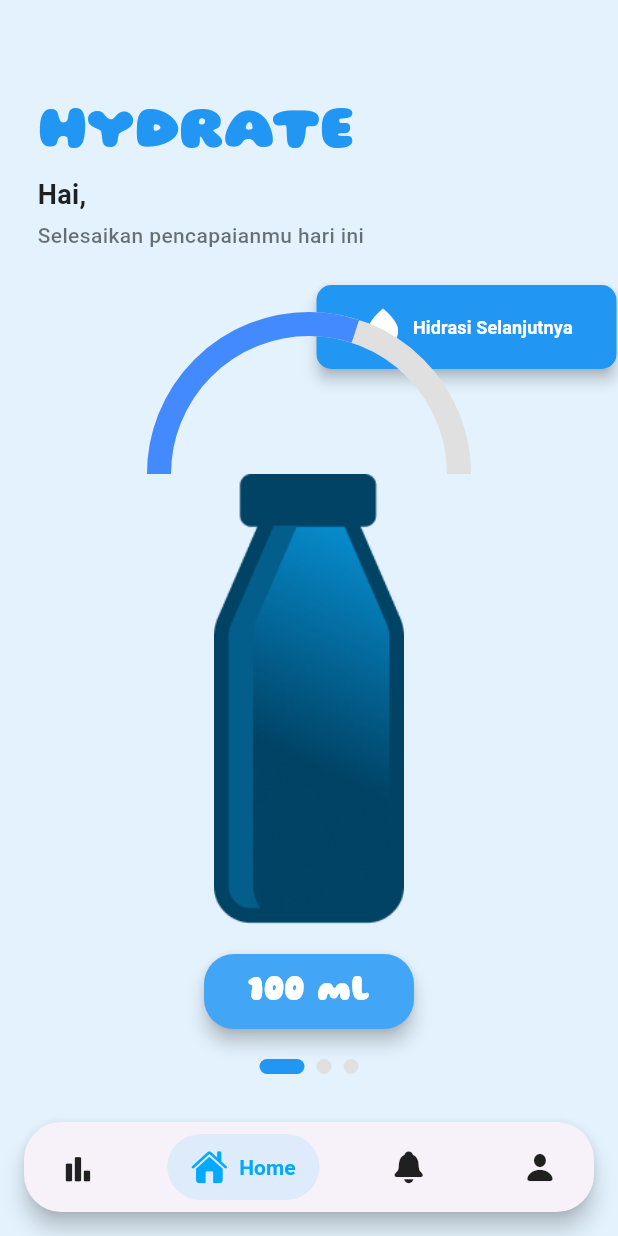
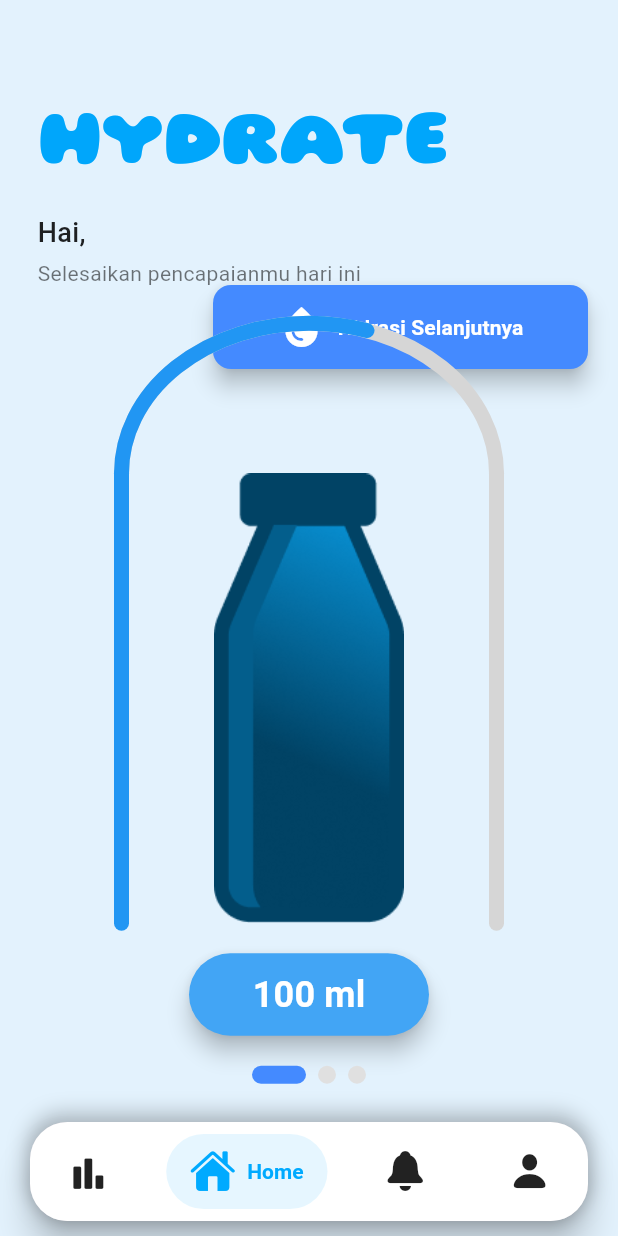
Before and after one commit to rizaldinata/hydrate, a Flutter app: the HomeScreen screen opened directly with empty values, item 2 of the bottom bar chosen, after a tap on "Hidrasi Selanjutnya", on a phone screen of 412 x 824 dp. Run offline on Flutter 3.47's test engine with Material 3 defaults, Android fonts, the phone set to English and light mode, and no system bars; drawn by our look-alikes of salomon_bottom_bar, smooth_page_indicator; our stand-ins replace flutter_svg, google_fonts; Roboto replaces fonts that are missing (OpenSans).

Commit message:
memperbesar navbar

```diff
--- a/lib/main.dart
+++ b/lib/main.dart
@@ -2,7 +2,6 @@ import 'package:flutter/material.dart';
 import 'package:hydrate/view/info_product_view.dart';
 // import 'package:hydrate/view/info_product_view.dart';
 import 'package:hydrate/view/screen/home_screen.dart';
-import 'package:hydrate/view/registration1_view.dart';
 void main(List<String> args) {
   runApp(const MyApp());
 }
--- a/lib/view/screen/home_screen.dart
+++ b/lib/view/screen/home_screen.dart
@@ -3,7 +3,7 @@ import 'package:hydrate/controller/home_controller.dart';
 import 'package:hydrate/view/screen/navigation.dart';
 import 'package:hydrate/view/screen/water_indicator.dart';
 import 'package:smooth_page_indicator/smooth_page_indicator.dart';
-
+import 'package:google_fonts/google_fonts.dart';
 class HomeScreen extends StatefulWidget {
   final String name;
   const HomeScreen({super.key, required this.name});
@@ -12,8 +12,7 @@ class HomeScreen extends StatefulWidget {
   State<HomeScreen> createState() => _HomeScreenState();
 }
 
-class _HomeScreenState extends State<HomeScreen>
-    with SingleTickerProviderStateMixin {
+class _HomeScreenState extends State<HomeScreen> with SingleTickerProviderStateMixin {
   late final HomeController _controller;
   final PageController _pageController = PageController();
 
@@ -46,90 +45,70 @@ class _HomeScreenState extends State<HomeScreen>
       body: Stack(
         children: [
           Padding(
-            padding: EdgeInsets.symmetric(
-              horizontal: 25.0,
-              vertical: 60.0,
-            ),
+            padding: const EdgeInsets.symmetric(horizontal: 25.0, vertical: 60.0),
             child: Column(
               crossAxisAlignment: CrossAxisAlignment.start,
               children: [
-                Text("HYDRATE",
-                    style: TextStyle(
-                        fontSize: 40,
-                        fontWeight: FontWeight.w900,
-                        color: Colors.blue,
-                        fontFamily: "Gluten")),
+                // Logo HYDRATE
+                      Text(
+                        "HYDRATE",
+                        style: GoogleFonts.gluten(
+                          fontSize: 52,
+                          fontWeight: FontWeight.bold,
+                          color: const Color(0xFF00A6FB),
+                        ),
+                      ),
+                SizedBox(height: 8),
                 Text(
                   "Hai, ${widget.name}",
                   style: TextStyle(
                     fontSize: 18,
-                    fontWeight: FontWeight.w600,
-                    color: Colors.black87,
+                    fontWeight: FontWeight.w500,
+                    color: Colors.black87,  // Teks hitam untuk keterbacaan
+                    fontFamily: "Roboto", // Font utama yang mudah dibaca
                   ),
-                  // style: GoogleFonts.poppins(
-                  //   fontSize: 18,
-                  //   fontWeight: FontWeight.w600,
-                  //   color: Colors.black87,
-                  // ),
                 ),
                 SizedBox(height: 4),
                 Text(
                   "Selesaikan pencapaianmu hari ini",
                   style: TextStyle(
                     fontSize: 14,
-                    fontWeight: FontWeight.w500,
-                    color: Colors.black54,
+                    fontWeight: FontWeight.w400,
+                    color: Colors.black54,  // Teks dengan kontras rendah untuk informasi sekunder
+                    fontFamily: "OpenSans",  // Font sekunder yang lebih elegan
                   ),
-                  // style: GoogleFonts.poppins(
-                  //   fontSize: 14,
-                  //   fontWeight: FontWeight.w500,
-                  //   color: Colors.black54,
-                  // ),
                 ),
               ],
             ),
           ),
-
           // Animasi tombol geser ke samping
           Positioned(
             top: 190,
-            right: 1,
+            right: 20,
             child: AnimatedBuilder(
               animation: _controller.animationController,
               builder: (context, child) {
                 return SlideTransition(
                   position: _controller.animation,
                   child: SizedBox(
-                    width: 200,
+                    width: 250,
                     child: FloatingActionButton(
                       onPressed: () {},
-                      backgroundColor: Colors.blue,
-                      elevation: 4,
+                      backgroundColor: Colors.blueAccent,  // Warna utama yang cerah
+                      elevation: 6,
                       shape: RoundedRectangleBorder(
-                        borderRadius: BorderRadius.circular(10),
+                        borderRadius: BorderRadius.circular(12),  // Sudut lebih lembut
                       ),
                       child: const Padding(
-                        padding: EdgeInsets.symmetric(horizontal: 10),
+                        padding: EdgeInsets.symmetric(horizontal: 12),
                         child: Row(
                           mainAxisSize: MainAxisSize.min,
                           children: [
-                            const Icon(
-                              Icons.water_drop,
-                              color: Colors.white,
-                              size: 30,
-                            ),
-                            SizedBox(width: 5),
+                            Icon(Icons.water_drop, color: Colors.white, size: 32),
+                            SizedBox(width: 8),
                             Text(
                               "Hidrasi Selanjutnya",
-                              style: TextStyle(
-                                  fontSize: 12,
-                                  fontWeight: FontWeight.w600,
-                                  color: Colors.white),
-                              // style: GoogleFonts.poppins(
-                              //   fontSize: 12,
-                              //   fontWeight: FontWeight.w600,
-                              //   color: Colors.white,
-                              // ),
+                              style: TextStyle(fontSize: 14, fontWeight: FontWeight.w600, color: Colors.white),
                             ),
                           ],
                         ),
@@ -140,19 +119,16 @@ class _HomeScreenState extends State<HomeScreen>
               },
             ),
           ),
-
           // Gelas air bisa digeser + indikator titik
           Center(
             child: Column(
               mainAxisAlignment: MainAxisAlignment.center,
               children: [
-                const SizedBox(
-                  height: 200,
-                ),
+                SizedBox(height: 200),
                 SizedBox(
                   height: 100,
                   child: CustomPaint(
-                    size: const Size(200, 100),
+                    size: const Size(250, 100),  // Lebar yang lebih besar
                     painter: WaterIndicatorPainter(_controller.waterProgress),
                   ),
                 ),
@@ -167,40 +143,34 @@ class _HomeScreenState extends State<HomeScreen>
                     ],
                   ),
                 ),
-                const SizedBox(height: 20),
+                SizedBox(height: 20),
                 SizedBox(
-                  width: 140,
-                  height: 50,
+                  width: 160,
+                  height: 55,
                   child: ElevatedButton(
                     onPressed: () {},
                     style: ElevatedButton.styleFrom(
-                      backgroundColor: Colors.blue[400],
-                      elevation: 5,
+                      backgroundColor: Colors.blue[400],  // Biru yang lebih lembut
+                      elevation: 6,
                       shape: RoundedRectangleBorder(
-                        borderRadius: BorderRadius.circular(20),
+                        borderRadius: BorderRadius.circular(30),
                       ),
                     ),
                     child: const Text(
                       "100 ml",
-                      style: TextStyle(
-                          color: Colors.white,
-                          fontSize: 24,
-                          fontWeight: FontWeight.bold,
-                          fontFamily: "Gluten"),
+                      style: TextStyle(color: Colors.white, fontSize: 24, fontWeight: FontWeight.bold),
                     ),
                   ),
                 ),
-                const SizedBox(
-                  height: 20,
-                ),
+                SizedBox(height: 20),
                 SmoothPageIndicator(
                   controller: _pageController,
                   count: 3,
                   effect: ExpandingDotsEffect(
-                    activeDotColor: Colors.blue,
-                    dotColor: Colors.grey[300]!,
-                    dotHeight: 10,
-                    dotWidth: 10,
+                    activeDotColor: Colors.blueAccent,  // Biru cerah untuk dot aktif
+                    dotColor: Colors.grey[300]! ,
+                    dotHeight: 12,  // Ukuran dot sedikit lebih besar
+                    dotWidth: 12,
                   ),
                 ),
               ],
--- a/lib/view/screen/navigation.dart
+++ b/lib/view/screen/navigation.dart
@@ -13,39 +13,57 @@ class _NavigasiState extends State<Navigasi> {
   int _currentIndex = 0;
   final _items = [
     SalomonBottomBarItem(
-        icon: const Icon(CupertinoIcons.chart_bar_alt_fill),
-        title: const Text('Statistics'),
-        selectedColor: const Color.fromARGB(255, 0, 170, 255)),
+      icon: const Icon(CupertinoIcons.chart_bar_alt_fill, size: 30),  // Ukuran ikon lebih besar
+      title: const Text('Statistics', style: TextStyle(fontSize: 14, fontWeight: FontWeight.bold)),  // Ukuran teks lebih besar
+      selectedColor: const Color.fromARGB(255, 0, 170, 255),
+    ),
     SalomonBottomBarItem(
-        icon: const Icon(CupertinoIcons.house_fill),
-        title: const Text('Home'),
-        selectedColor: const Color.fromARGB(255, 0, 170, 255)),
+      icon: const Icon(CupertinoIcons.house_fill, size: 30),  // Ukuran ikon lebih besar
+      title: const Text('Home', style: TextStyle(fontSize: 14, fontWeight: FontWeight.bold)),
+      selectedColor: const Color.fromARGB(255, 0, 170, 255),
+    ),
     SalomonBottomBarItem(
-        icon: const Icon(CupertinoIcons.bell_fill),
-        title: const Text('Notivication'),
-        selectedColor: const Color.fromARGB(255, 0, 170, 255)),
+      icon: const Icon(CupertinoIcons.bell_fill, size: 30),  // Ukuran ikon lebih besar
+      title: const Text('Notification', style: TextStyle(fontSize: 14, fontWeight: FontWeight.bold)),
+      selectedColor: const Color.fromARGB(255, 0, 170, 255),
+    ),
     SalomonBottomBarItem(
-        icon: const Icon(CupertinoIcons.person_solid),
-        title: const Text('Profile'),
-        selectedColor: const Color.fromARGB(255, 0, 170, 255)),
+      icon: const Icon(CupertinoIcons.person_solid, size: 30),  // Ukuran ikon lebih besar
+      title: const Text('Profile', style: TextStyle(fontSize: 14, fontWeight: FontWeight.bold)),
+      selectedColor: const Color.fromARGB(255, 0, 170, 255),
+    ),
   ];
 
   @override
   Widget build(BuildContext context) {
     return Card(
-      elevation: 6,
-      margin: const EdgeInsets.all(16.0),
+      elevation: 10,  // Meningkatkan bayangan untuk efek lebih dramatis
+      margin: const EdgeInsets.symmetric(horizontal: 20, vertical: 10),  // Menambah margin untuk memberikan ruang
       shape: RoundedRectangleBorder(
         borderRadius: BorderRadius.circular(25.0),
       ),
+      child: Container(
+        decoration: BoxDecoration(
+          borderRadius: BorderRadius.circular(25.0),
+          color: Colors.white,
+          boxShadow: [
+            BoxShadow(
+              color: Colors.black.withOpacity(0.2),
+              blurRadius: 10,
+              spreadRadius: 3,
+              offset: Offset(0, -4),  // Menambahkan efek bayangan yang lebih halus
+            ),
+          ],
+        ),
         child: SalomonBottomBar(
-        duration: Duration(milliseconds: 500),
+          duration: const Duration(milliseconds: 400),
           items: _items,
           currentIndex: _currentIndex,
           onTap: (index) => setState(() {
             _currentIndex = index;
           }),
         ),
+      ),
     );
   }
 }
--- a/lib/view/screen/water_indicator.dart
+++ b/lib/view/screen/water_indicator.dart
@@ -2,33 +2,79 @@ import 'package:flutter/material.dart';
 import 'dart:math';
 
 class WaterIndicatorPainter extends CustomPainter {
-  final double progress; // Progress dari 0.0 sampai 1.0
+  final double progress; // Progress from 0.0 to 1.0
 
   WaterIndicatorPainter(this.progress);
 
   @override
   void paint(Canvas canvas, Size size) {
-    final paint = Paint()
-      ..color = Colors.blueAccent
+    final width = size.width;
+    final height = size.height;
+
+    // Professional color palette
+    final activeBlue = Color(0xFF2196F3); // Vibrant, professional blue
+    final inactiveGrey = Colors.grey[350]!; // Soft grey for inactive parts
+    final backgroundGrey = Colors.grey[350]!; // Light background grey
+
+
+    // Background paint with soft grey and rounded caps
+    final backgroundPaint = Paint()
+      ..color = backgroundGrey
       ..style = PaintingStyle.stroke
-      ..strokeWidth = 16;
+      ..strokeCap = StrokeCap.round
+      ..strokeWidth = 10;
 
-    final backgroundPaint = Paint()
-      ..color = Colors.grey[300]!
+    // Active progress paint with professional blue
+    final progressPaint = Paint()
+      ..color = activeBlue
       ..style = PaintingStyle.stroke
-      ..strokeWidth = 16;
+      ..strokeCap = StrokeCap.round
+      ..strokeWidth = 10;
 
-    final rect = Rect.fromLTWH(0, 0, size.width, size.height * 2);
+    // Left vertical line paint (blue)
+    final leftVerticalPaint = Paint()
+      ..color = activeBlue
+      ..style = PaintingStyle.stroke
+      ..strokeCap = StrokeCap.round
+      ..strokeWidth = 10;
 
-    // Gambar background setengah lingkaran
+    // Right vertical line paint (grey)
+    final rightVerticalPaint = Paint()
+      ..color = inactiveGrey
+      ..style = PaintingStyle.stroke
+      ..strokeCap = StrokeCap.round
+      ..strokeWidth = 10;
+
+    // Create rect for arc drawing
+    final rect = Rect.fromLTWH(0, 0, width, height * 2);
+
+
+    // Draw background semicircle
     canvas.drawArc(rect, pi, pi, false, backgroundPaint);
 
-    // Gambar progress setengah lingkaran
-    canvas.drawArc(rect, pi, pi * progress, false, paint);
+    // Draw progress semicircle
+    canvas.drawArc(rect, pi, pi * progress, false, progressPaint);
+
+    // Left vertical line with blue color
+    canvas.drawLine(
+      Offset(0, height),
+      Offset(0, height * 4),
+      leftVerticalPaint,
+    );
+
+    // Right vertical line with grey color
+    canvas.drawLine(
+      Offset(width, height),
+      Offset(width, height * 4),
+      rightVerticalPaint,
+    );
   }
 
   @override
   bool shouldRepaint(covariant CustomPainter oldDelegate) {
+    if (oldDelegate is WaterIndicatorPainter) {
+      return oldDelegate.progress != progress;
+    }
     return true;
   }
 }
```
Also changed, not shown: 5 other files. Lines whose indentation alone changed are shown as unchanged.
